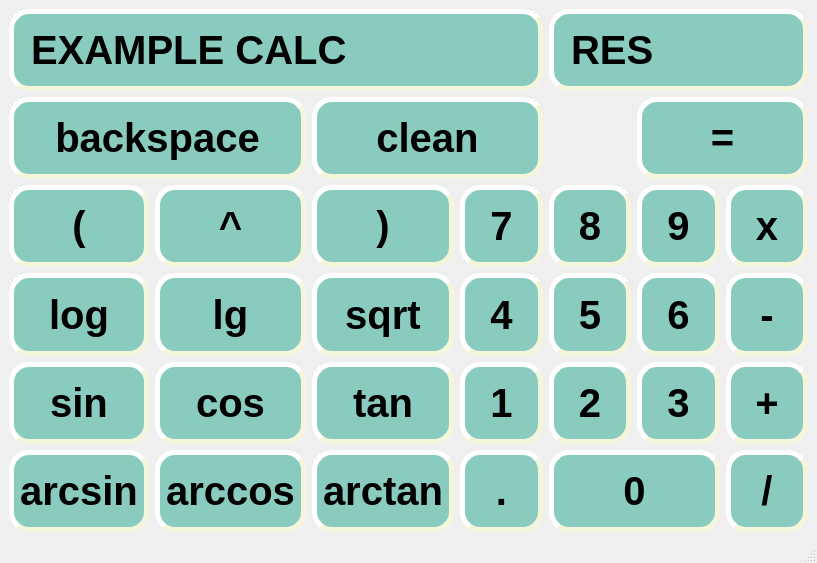
Qt form src/untitled/mainwindow.ui (antiloch/SmartCalc) before a commit.
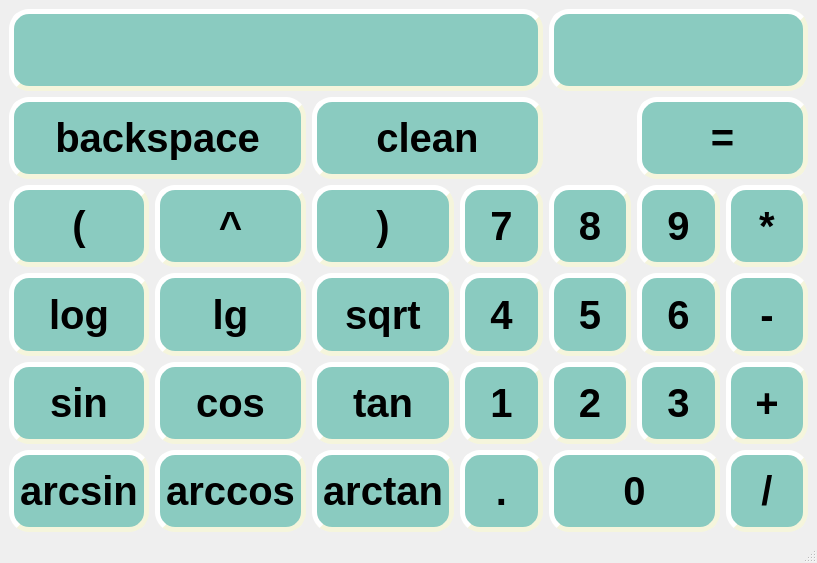
The same form after that commit.

Patch:
```diff
--- a/src/untitled/mainwindow.ui
+++ b/src/untitled/mainwindow.ui
@@ -85,7 +85,7 @@
      </widget>
     </item>
     <item row="3" column="4">
-     <widget class="QPushButton" name="pushButton_8">
+     <widget class="QPushButton" name="pushButton_5">
       <property name="sizePolicy">
        <sizepolicy hsizetype="Minimum" vsizetype="Preferred">
         <horstretch>0</horstretch>
@@ -108,7 +108,7 @@
      </widget>
     </item>
     <item row="3" column="5">
-     <widget class="QPushButton" name="pushButton_9">
+     <widget class="QPushButton" name="pushButton_6">
       <property name="sizePolicy">
        <sizepolicy hsizetype="Minimum" vsizetype="Preferred">
         <horstretch>0</horstretch>
@@ -154,7 +154,7 @@
      </widget>
     </item>
     <item row="4" column="4">
-     <widget class="QPushButton" name="pushButton_4">
+     <widget class="QPushButton" name="pushButton_2">
       <property name="sizePolicy">
        <sizepolicy hsizetype="Minimum" vsizetype="Preferred">
         <horstretch>0</horstretch>
@@ -200,7 +200,7 @@
      </widget>
     </item>
     <item row="2" column="3">
-     <widget class="QPushButton" name="pushButton_15">
+     <widget class="QPushButton" name="pushButton_7">
       <property name="sizePolicy">
        <sizepolicy hsizetype="Minimum" vsizetype="Preferred">
         <horstretch>0</horstretch>
@@ -246,7 +246,7 @@
      </widget>
     </item>
     <item row="2" column="5">
-     <widget class="QPushButton" name="pushButton_12">
+     <widget class="QPushButton" name="pushButton_9">
       <property name="sizePolicy">
        <sizepolicy hsizetype="Minimum" vsizetype="Preferred">
         <horstretch>0</horstretch>
@@ -269,7 +269,7 @@
      </widget>
     </item>
     <item row="2" column="2">
-     <widget class="QPushButton" name="pushButton_6">
+     <widget class="QPushButton" name="pushButton_close_braket">
       <property name="sizePolicy">
        <sizepolicy hsizetype="Minimum" vsizetype="Preferred">
         <horstretch>0</horstretch>
@@ -310,7 +310,7 @@
      padding: 6px;</string>
       </property>
       <property name="text">
-       <string>x</string>
+       <string>*</string>
       </property>
      </widget>
     </item>
@@ -361,7 +361,7 @@
      </widget>
     </item>
     <item row="3" column="3">
-     <widget class="QPushButton" name="pushButton_16">
+     <widget class="QPushButton" name="pushButton_4">
       <property name="sizePolicy">
        <sizepolicy hsizetype="Minimum" vsizetype="Preferred">
         <horstretch>0</horstretch>
@@ -407,7 +407,7 @@
      </widget>
     </item>
     <item row="4" column="6">
-     <widget class="QPushButton" name="pushButton_5">
+     <widget class="QPushButton" name="pushButton_plus">
       <property name="sizePolicy">
        <sizepolicy hsizetype="Minimum" vsizetype="Preferred">
         <horstretch>0</horstretch>
@@ -499,7 +499,7 @@
      </widget>
     </item>
     <item row="2" column="4">
-     <widget class="QPushButton" name="pushButton_11">
+     <widget class="QPushButton" name="pushButton_8">
       <property name="sizePolicy">
        <sizepolicy hsizetype="Minimum" vsizetype="Preferred">
         <horstretch>0</horstretch>
@@ -568,7 +568,7 @@
      </widget>
     </item>
     <item row="5" column="6">
-     <widget class="QPushButton" name="pushButton_7">
+     <widget class="QPushButton" name="pushButton_div">
       <property name="sizePolicy">
        <sizepolicy hsizetype="Minimum" vsizetype="Preferred">
         <horstretch>0</horstretch>
@@ -723,7 +723,7 @@
      padding: 6px;</string>
       </property>
       <property name="text">
-       <string>EXAMPLE CALC</string>
+       <string/>
       </property>
      </widget>
     </item>
@@ -739,7 +739,7 @@
      padding: 6px;</string>
       </property>
       <property name="text">
-       <string>RES</string>
+       <string/>
       </property>
      </widget>
     </item>
```
Left out of the diff: 44 changed lines with no effect on the pictures.
